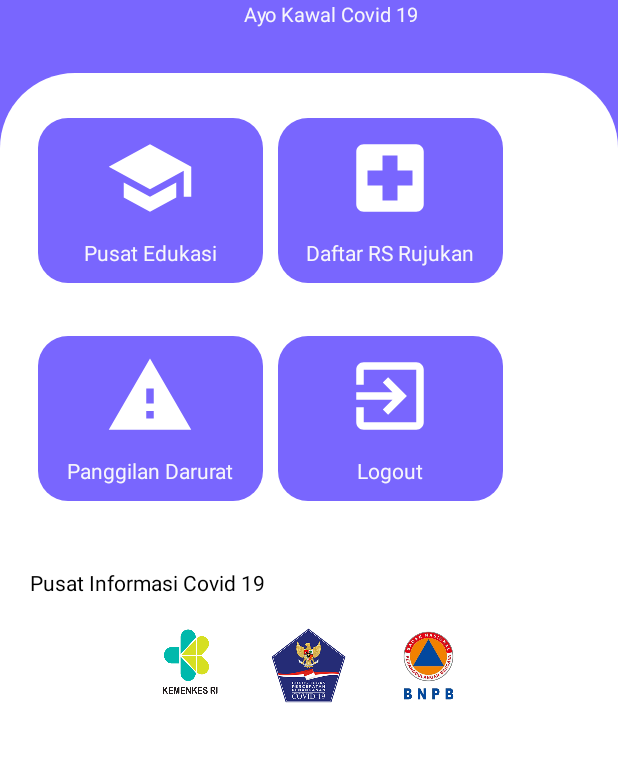
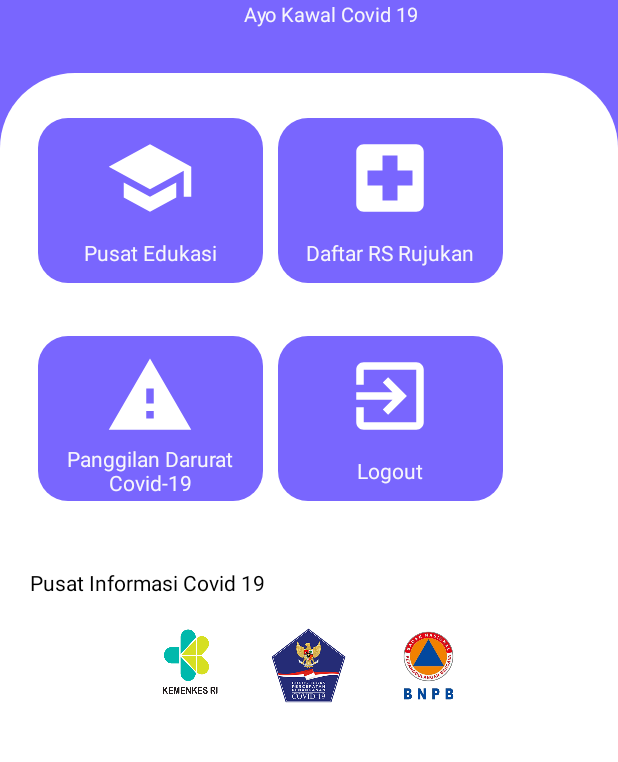
Before and after one commit to punyaangga/TubesMoprog, an Android app: the screen it shows after launch (HalamanUtamaActivity), on a phone screen of 412 x 824 dp, the part 162-924 px from its top. Run offline under Robolectric (Android 15) with nearby library versions, the phone set to English and light mode, and no system bars.

Commit message:
Membuat Tampilan Panggilan Darurat

```diff
--- a/app/src/main/java/com/example/tubesmoprog/HalamanUtamaActivity.java
+++ b/app/src/main/java/com/example/tubesmoprog/HalamanUtamaActivity.java
@@ -2,13 +2,30 @@ package com.example.tubesmoprog;
 
 import androidx.appcompat.app.AppCompatActivity;
 
+import android.content.Intent;
+import android.net.Uri;
 import android.os.Bundle;
+import android.view.View;
+import android.widget.Button;
 
 public class HalamanUtamaActivity extends AppCompatActivity {
-
+Button btnPDarurat;
     @Override
     protected void onCreate(Bundle savedInstanceState) {
         super.onCreate(savedInstanceState);
         setContentView(R.layout.activity_halaman_utama);
+        Button btnPDarurat=(Button) findViewById(R.id.btn_pDarurat);
+
+        // Start = fungsi ketika klik button panggilan darurat akan langsung pindah ke kontak telp
+        btnPDarurat.setOnClickListener(new View.OnClickListener(){
+            @Override
+            public void onClick(View v){
+                String nomor = "119";
+                Intent telp = new Intent(Intent.ACTION_VIEW);
+                telp.setData(Uri.fromParts("tel",nomor,null));
+                startActivity(telp);
+            }
+        });
+        //End = fungsi ketika klik button panggilan darurat akan langsung pindah ke kontak telp
     }
 }
--- a/app/src/main/res/layout/activity_halaman_utama.xml
+++ b/app/src/main/res/layout/activity_halaman_utama.xml
@@ -118,7 +118,7 @@
                 <TextView
                     android:layout_width="match_parent"
                     android:layout_height="match_parent"
-                    android:text="Panggilan Darurat"
+                    android:text="Panggilan Darurat Covid-19"
                     android:textColor="@color/lightGray"
                     android:gravity="center"></TextView>
 
```
Also changed, not shown: 4 other files.
